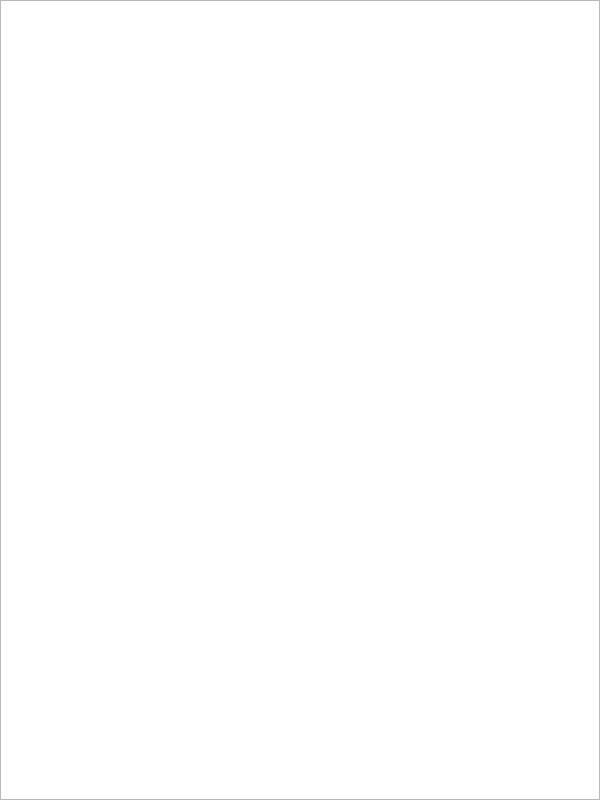
Before: the Qt Designer form src/dialogs/authorstacdialog.ui in tootal/DBLParse, drawn with Qt 5.
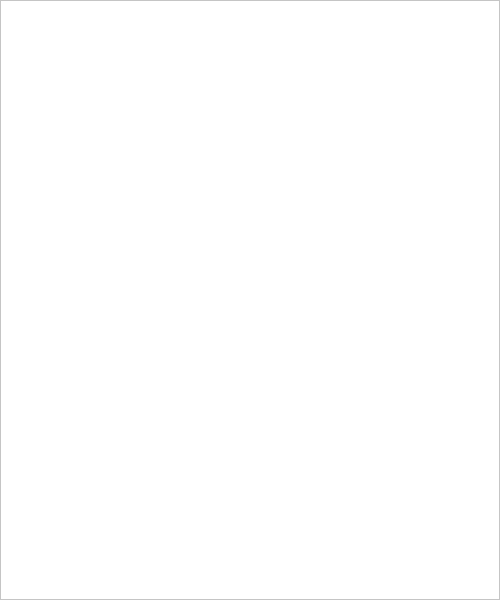
After: the same form once the commit is applied.

Commit message: refactor: use table widget replace authorStac web table

Patch:
```diff
--- a/src/dialogs/authorstacdialog.ui
+++ b/src/dialogs/authorstacdialog.ui
@@ -6,8 +6,8 @@
    <rect>
     <x>0</x>
     <y>0</y>
-    <width>600</width>
-    <height>800</height>
+    <width>500</width>
+    <height>600</height>
    </rect>
   </property>
   <property name="windowTitle">
@@ -30,7 +30,26 @@
     <number>0</number>
    </property>
    <item>
-    <widget class="QTableView" name="tableView"/>
+    <widget class="QTableWidget" name="tableWidget">
+     <property name="styleSheet">
+      <string notr="true">QTableView {
+     alternate-background-color: rgba(0,0,0,.05);
+     background: white;
+}
+QHeaderView::section {
+     background-color: #e9ecef;
+     color: #495057;
+     padding-left: 4px;
+     border: 1px solid #dee2e6;
+ }</string>
+     </property>
+     <property name="alternatingRowColors">
+      <bool>true</bool>
+     </property>
+     <attribute name="horizontalHeaderStretchLastSection">
+      <bool>true</bool>
+     </attribute>
+    </widget>
    </item>
   </layout>
  </widget>
```
Left out of the diff: 2 changed lines with no effect on the pictures. The commit also changes 11 other files.
